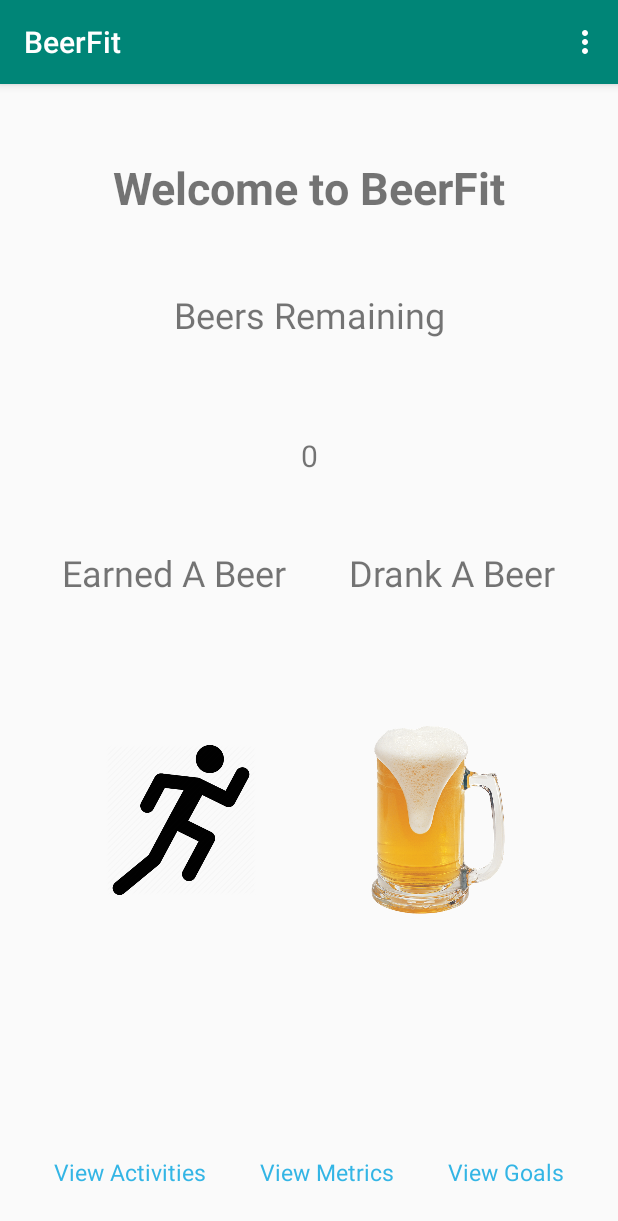
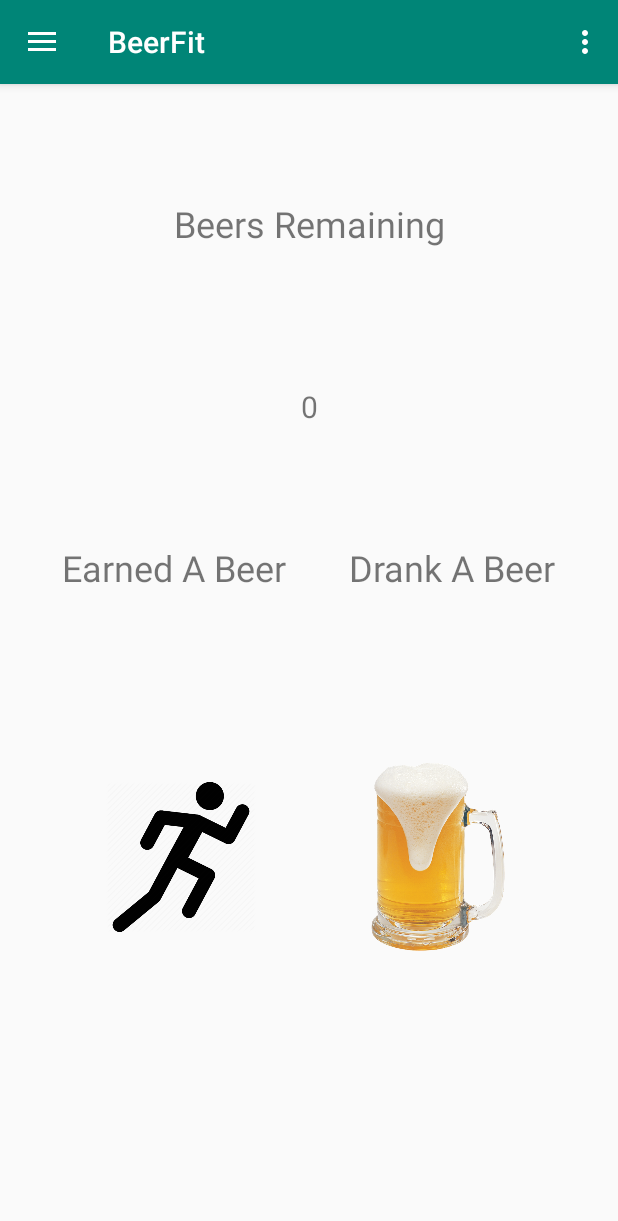
Before and after one commit to msaperst/beerfit, an Android app: the screen it shows after launch (MainActivity), on a phone screen of 412 x 824 dp. Shown: the top 1221 px of the screen. Run offline under Robolectric (Android 15) with nearby library versions, the phone set to English and light mode, and no system bars.

Commit message:
menu navigation (#32)
* Adding initial stab at menu

* Updating tests and menu to work

```diff
--- a/app/build.gradle
+++ b/app/build.gradle
@@ -54,6 +54,7 @@ dependencies {
     implementation 'androidx.appcompat:appcompat:1.1.0'
     implementation 'androidx.constraintlayout:constraintlayout:1.1.3'
     implementation 'com.google.android.material:material:1.1.0'
+    implementation 'com.android.support:design:28.0.0'
     implementation 'com.jjoe64:graphview:4.2.2'
     testImplementation 'junit:junit:4.13'
     testImplementation 'io.appium:java-client:7.3.0'
--- a/app/src/main/java/com/fatmax/beerfit/MainActivity.java
+++ b/app/src/main/java/com/fatmax/beerfit/MainActivity.java
@@ -16,11 +16,14 @@ import android.widget.TextView;
 import android.widget.Toast;
 
 import androidx.annotation.NonNull;
+import androidx.appcompat.app.ActionBarDrawerToggle;
 import androidx.appcompat.app.AppCompatActivity;
 import androidx.core.app.ActivityCompat;
+import androidx.drawerlayout.widget.DrawerLayout;
 
 import com.fatmax.beerfit.utilities.Database;
 import com.fatmax.beerfit.utilities.ImportExport;
+import com.google.android.material.navigation.NavigationView;
 
 public class MainActivity extends AppCompatActivity {
 
@@ -37,6 +40,10 @@ public class MainActivity extends AppCompatActivity {
         return displayMetrics.widthPixels;
     }
 
+    private DrawerLayout dl;
+    private ActionBarDrawerToggle t;
+    private NavigationView nv;
+
     @Override
     protected void onCreate(Bundle savedInstanceState) {
         super.onCreate(savedInstanceState);
@@ -48,6 +55,13 @@ public class MainActivity extends AppCompatActivity {
         sqLiteDatabase = openOrCreateDatabase("beerfit", MODE_PRIVATE, null);
         database = new Database(sqLiteDatabase);
         database.setupDatabase();
+
+        // setup our nav menu
+        dl = (DrawerLayout) findViewById(R.id.activity_main);
+        t = new ActionBarDrawerToggle(this, dl, R.string.Open, R.string.Close);
+        dl.addDrawerListener(t);
+        t.syncState();
+        getSupportActionBar().setDisplayHomeAsUpEnabled(true);
     }
 
     @Override
@@ -65,6 +79,7 @@ public class MainActivity extends AppCompatActivity {
 
     @Override
     public boolean onOptionsItemSelected(MenuItem item) {
+        if (item.getItemId() == R.id.exportData || item.getItemId() == R.id.importData) {
             String[] PERMISSIONS = {android.Manifest.permission.READ_EXTERNAL_STORAGE, android.Manifest.permission.WRITE_EXTERNAL_STORAGE};
             if (!ImportExport.hasPermissions(this, PERMISSIONS)) {
                 // save off the menu, so we can use it once permissions granted
@@ -76,9 +91,15 @@ public class MainActivity extends AppCompatActivity {
                 return doImportExport(item);
             }
         }
+        if(t.onOptionsItemSelected(item)) {
+            return true;
+        }
+        return super.onOptionsItemSelected(item);
+    }
 
     @Override
-    public void onRequestPermissionsResult(int requestCode, @NonNull String[] permissions, @NonNull int[] grantResults) {
+    public void onRequestPermissionsResult(int requestCode, @NonNull String[] permissions,
+                                           @NonNull int[] grantResults) {
         super.onRequestPermissionsResult(requestCode, permissions, grantResults);
         if (requestCode == REQUEST) {
             if (grantResults.length > 0 && grantResults[0] == PackageManager.PERMISSION_GRANTED) {
@@ -130,17 +151,17 @@ public class MainActivity extends AppCompatActivity {
         startActivity(intent);
     }
 
-    public void viewActivities(View view) {
+    public void viewActivities(MenuItem menuItem) {
         Intent intent = new Intent(this, ViewActivitiesActivity.class);
         startActivity(intent);
     }
 
-    public void viewGoals(View view) {
+    public void viewGoals(MenuItem menuItem) {
         Intent intent = new Intent(this, ViewGoalsActivity.class);
         startActivity(intent);
     }
 
-    public void viewMetrics(View view) {
+    public void viewMetrics(MenuItem menuItem) {
         Intent intent = new Intent(this, ViewMetricsActivity.class);
         startActivity(intent);
     }
--- a/app/src/main/res/layout/activity_main.xml
+++ b/app/src/main/res/layout/activity_main.xml
@@ -1,35 +1,28 @@
 <?xml version="1.0" encoding="utf-8"?>
-<androidx.constraintlayout.widget.ConstraintLayout xmlns:android="http://schemas.android.com/apk/res/android"
+<androidx.drawerlayout.widget.DrawerLayout xmlns:android="http://schemas.android.com/apk/res/android"
     xmlns:app="http://schemas.android.com/apk/res-auto"
     xmlns:tools="http://schemas.android.com/tools"
+    android:id="@+id/activity_main"
     android:layout_width="match_parent"
     android:layout_height="match_parent"
     tools:context=".MainActivity">
 
-    <TextView
-        android:id="@+id/welcomeHeader"
-        android:layout_width="wrap_content"
-        android:layout_height="wrap_content"
-        android:text="Welcome to BeerFit"
-        android:textSize="30sp"
-        android:textStyle="bold"
-        app:layout_constraintLeft_toLeftOf="parent"
-        app:layout_constraintHorizontal_bias="0.5"
-        app:layout_constraintRight_toRightOf="parent"
-        app:layout_constraintTop_toTopOf="parent"
-        app:layout_constraintBottom_toTopOf="@+id/beersLeftHeader" />
+    <androidx.constraintlayout.widget.ConstraintLayout
+        android:layout_width="match_parent"
+        android:layout_height="match_parent"
+        android:id="@+id/main_content">
 
         <TextView
             android:id="@+id/beersLeftHeader"
             android:layout_width="wrap_content"
             android:layout_height="wrap_content"
-        android:text="Beers Remaining"
+            android:text="@string/beers_remaining"
             android:textSize="24sp"
+            app:layout_constraintBottom_toTopOf="@+id/beersLeft"
             app:layout_constraintEnd_toEndOf="parent"
             app:layout_constraintHorizontal_bias="0.5"
             app:layout_constraintStart_toStartOf="parent"
-        app:layout_constraintTop_toBottomOf="@+id/welcomeHeader"
-        app:layout_constraintBottom_toTopOf="@+id/beersLeft" />
+            app:layout_constraintTop_toTopOf="parent" />
 
         <TextView
             android:id="@+id/beersLeft"
@@ -37,17 +30,17 @@
             android:layout_height="wrap_content"
             android:layout_marginTop="15dp"
             android:textSize="20sp"
+            app:layout_constraintBottom_toTopOf="@+id/drankABeerHeader"
             app:layout_constraintEnd_toEndOf="parent"
             app:layout_constraintHorizontal_bias="0.5"
             app:layout_constraintStart_toStartOf="parent"
-        app:layout_constraintTop_toBottomOf="@+id/beersLeftHeader"
-        app:layout_constraintBottom_toTopOf="@+id/drankABeerHeader" />
+            app:layout_constraintTop_toBottomOf="@+id/beersLeftHeader" />
 
         <TextView
             android:id="@+id/earnedABeerHeader"
             android:layout_width="wrap_content"
             android:layout_height="wrap_content"
-        android:text="Earned A Beer"
+            android:text="@string/earned_a_beer"
             android:textSize="24sp"
             app:layout_constraintBottom_toTopOf="@+id/earnedABeer"
             app:layout_constraintEnd_toStartOf="@+id/drankABeerHeader"
@@ -59,13 +52,13 @@
             android:id="@+id/drankABeerHeader"
             android:layout_width="wrap_content"
             android:layout_height="wrap_content"
-        android:text="Drank A Beer"
+            android:text="@string/drank_a_beer"
             android:textSize="24sp"
+            app:layout_constraintBottom_toTopOf="@+id/drankABeer"
             app:layout_constraintEnd_toEndOf="parent"
             app:layout_constraintHorizontal_bias="0.75"
             app:layout_constraintStart_toEndOf="@+id/earnedABeerHeader"
-        app:layout_constraintTop_toBottomOf="@+id/beersLeft"
-        app:layout_constraintBottom_toTopOf="@+id/drankABeer" />
+            app:layout_constraintTop_toBottomOf="@+id/beersLeft" />
 
         <ImageButton
             android:id="@+id/earnedABeer"
@@ -73,10 +66,10 @@
             android:layout_height="200dp"
             android:layout_marginBottom="76dp"
             android:background="@null"
-        android:contentDescription="Exercised"
+            android:contentDescription="@string/exercised"
             android:onClick="addActivity"
             android:scaleType="centerInside"
-        app:layout_constraintBottom_toTopOf="@+id/viewActivities"
+            app:layout_constraintBottom_toBottomOf="parent"
             app:layout_constraintEnd_toStartOf="@+id/drankABeer"
             app:layout_constraintHorizontal_bias="0.25"
             app:layout_constraintStart_toStartOf="parent"
@@ -89,56 +82,27 @@
             android:layout_height="200dp"
             android:layout_marginBottom="76dp"
             android:background="@null"
-        android:contentDescription="Drank"
+            android:contentDescription="@string/drank"
             android:onClick="drinkBeer"
             android:scaleType="centerInside"
-        app:layout_constraintBottom_toTopOf="@+id/viewGoals"
+            app:layout_constraintBottom_toBottomOf="parent"
             app:layout_constraintEnd_toEndOf="parent"
             app:layout_constraintHorizontal_bias="0.75"
             app:layout_constraintStart_toEndOf="@+id/earnedABeer"
             app:layout_constraintTop_toBottomOf="@+id/drankABeerHeader"
             app:srcCompat="@drawable/beer" />
 
-    <TextView
-        android:id="@+id/viewActivities"
+    </androidx.constraintlayout.widget.ConstraintLayout>
+
+    <com.google.android.material.navigation.NavigationView
+        android:id="@+id/nv"
         android:layout_width="wrap_content"
-        android:layout_height="wrap_content"
-        android:layout_marginBottom="32dp"
-        android:onClick="viewActivities"
-        android:text="View Activities"
-        android:textColor="@android:color/holo_blue_light"
-        android:textSize="15sp"
-        app:layout_constraintBottom_toBottomOf="parent"
-        app:layout_constraintEnd_toStartOf="@+id/viewMetrics"
-        app:layout_constraintHorizontal_bias="0.15"
-        app:layout_constraintStart_toStartOf="parent" />
+        android:layout_height="match_parent"
+        android:layout_gravity="start"
+        app:headerLayout="@layout/nav_header"
+        app:menu="@menu/navigation_menu">
 
-    <TextView
-        android:id="@+id/viewMetrics"
-        android:layout_width="wrap_content"
-        android:layout_height="wrap_content"
-        android:layout_marginBottom="32dp"
-        android:onClick="viewMetrics"
-        android:text="View Metrics"
-        android:textColor="@android:color/holo_blue_light"
-        android:textSize="15sp"
-        app:layout_constraintBottom_toBottomOf="parent"
-        app:layout_constraintEnd_toStartOf="@+id/viewGoals"
-        app:layout_constraintHorizontal_bias="0.5"
-        app:layout_constraintStart_toEndOf="@+id/viewActivities" />
+    </com.google.android.material.navigation.NavigationView>
 
-    <TextView
-        android:id="@+id/viewGoals"
-        android:layout_width="wrap_content"
-        android:layout_height="wrap_content"
-        android:layout_marginBottom="32dp"
-        android:onClick="viewGoals"
-        android:text="View Goals"
-        android:textColor="@android:color/holo_blue_light"
-        android:textSize="15sp"
-        app:layout_constraintBottom_toBottomOf="parent"
-        app:layout_constraintEnd_toEndOf="parent"
-        app:layout_constraintHorizontal_bias="0.85"
-        app:layout_constraintStart_toEndOf="@+id/viewMetrics" />
 
-</androidx.constraintlayout.widget.ConstraintLayout>
+</androidx.drawerlayout.widget.DrawerLayout>
--- /dev/null
+++ b/app/src/main/res/menu/navigation_menu.xml
@@ -0,0 +1,14 @@
+<?xml version="1.0" encoding="utf-8"?>
+<menu xmlns:android="http://schemas.android.com/apk/res/android">
+
+    <item android:id="@+id/viewActivities"
+        android:title="@string/activities"
+        android:onClick="viewActivities"/>
+    <item android:id="@+id/viewGoals"
+        android:title="@string/goals"
+        android:onClick="viewGoals"/>
+    <item android:id="@+id/viewMetrics"
+        android:title="@string/metrics"
+        android:onClick="viewMetrics"/>
+
+</menu>
--- a/app/src/main/res/values/strings.xml
+++ b/app/src/main/res/values/strings.xml
@@ -1,4 +1,34 @@
 <resources>
     <string name="app_name">BeerFit</string>
-    <string name="beersLeft">10</string>
+    <string name="add_an_activity">Add An Activity</string>
+    <string name="edit_your_activity">Edit Your Activity</string>
+    <string name="select_activity">Select Activity</string>
+    <string name="select_time">Select Time</string>
+    <string name="enter_duration">Enter Duration</string>
+    <string name="add_activity">Add Activity</string>
+    <string name="update_activity">Update Activity</string>
+    <string name="add_a_goal">Add A Goal</string>
+    <string name="edit_your_goal">Edit Your Goal</string>
+    <string name="to_earn_a_beer">To Earn A Beer…</string>
+    <string name="add_goal">Add Goal</string>
+    <string name="update_goal">Update Goal</string>
+    <string name="welcome_to_beerfit">Welcome to BeerFit</string>
+    <string name="beers_remaining">Beers Remaining</string>
+    <string name="earned_a_beer">Earned A Beer</string>
+    <string name="drank_a_beer">Drank A Beer</string>
+    <string name="exercised">Exercised</string>
+    <string name="drank">Drank</string>
+    <string name="view_activities">View Activities</string>
+    <string name="view_metrics">View Metrics</string>
+    <string name="view_goals">View Goals</string>
+    <string name="beerfit_activities">BeerFit Activities</string>
+    <string name="beerfit_metrics">BeerFit Metrics</string>
+    <string name="time">Time</string>
+    <string name="activity">Activity</string>
+    <string name="beerfit_goals">BeerFit Goals</string>
+    <string name="activities">Activities</string>
+    <string name="goals">Goals</string>
+    <string name="metrics">Metrics</string>
+    <string name="Close">Close</string>
+    <string name="Open">Open</string>
 </resources>
```
Also changed, not shown: app/src/main/AndroidManifest.xml (+7 -1 lines), app/src/main/java/com/fatmax/beerfit/AddActivityActivity.java (+8 -8 lines), app/src/main/java/com/fatmax/beerfit/AddGoalActivity.java (+7 -7 lines), app/src/main/res/layout/activity_add_activity.xml (+6 -19 lines), app/src/main/res/layout/activity_add_goal.xml (+6 -19 lines), app/src/main/res/layout/activity_view_activities.xml (+2 -15 lines), app/src/main/res/layout/activity_view_goals.xml (+3 -16 lines), app/src/main/res/layout/nav_header.xml (added, +26 -0 lines), 3 other files. Lines whose indentation alone changed are shown as unchanged.
